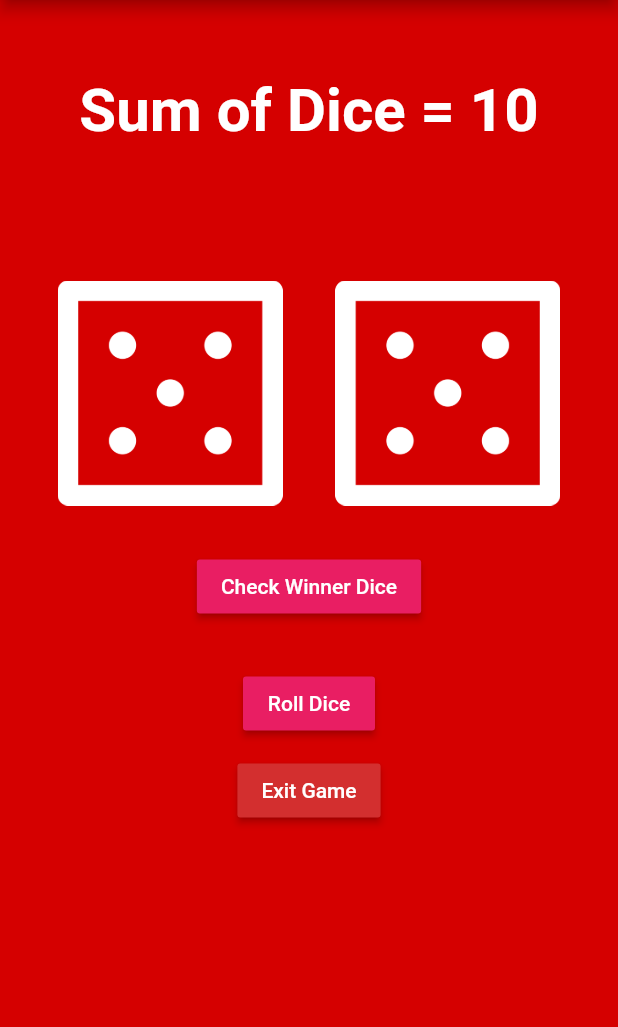
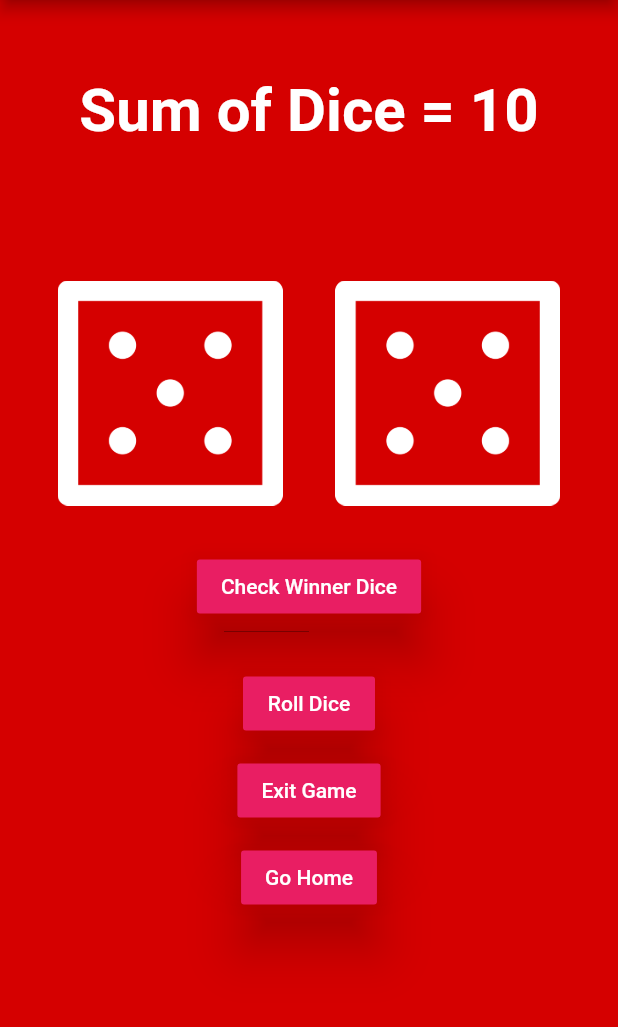
Before and after one commit to gohardhuddi/Sp17_BCS_019, a Flutter app: the screen it shows after launch, after a tap on "Simple Mode", on a phone screen of 412 x 824 dp, the part 84-1111 px from its top. Run offline on Flutter 3.47's test engine with Material 2 defaults, Android fonts, the phone set to English and light mode, and no system bars.

Commit message:
addition of home  button and color cahge in apps

```diff
--- a/lib/homepage.dart
+++ b/lib/homepage.dart
@@ -21,6 +21,7 @@ class _homepageState extends State<homepage> {
               children: [
                 RaisedButton(
                   color: Colors.pink,
+                  elevation: 15.0,
                   onPressed: () {
                     Navigator.push(
                       context,
@@ -39,6 +40,7 @@ class _homepageState extends State<homepage> {
                   height: 30.0,
                 ),
                 RaisedButton(
+                  elevation: 15.0,
                   child: Text(
                     "Hard Mode",
                     style: TextStyle(
@@ -51,6 +53,7 @@ class _homepageState extends State<homepage> {
                   height: 30.0,
                 ),
                 RaisedButton(
+                  elevation: 15.0,
                   color: Color(0xFFD32F2F),
                   onPressed: () {
                     exit(0);
--- a/lib/simplemode.dart
+++ b/lib/simplemode.dart
@@ -174,7 +174,6 @@ class _DicepageState extends State<Dicepage> {
                   ),
                 ),
               ),
-
               SizedBox(
                 height: 30.0,
               ),
@@ -193,43 +192,59 @@ class _DicepageState extends State<Dicepage> {
                   ),
                 ],
               ),
-
               Padding(
                 padding: const EdgeInsets.only(top: 30),
                 child: RaisedButton(
+                  elevation: 15.0,
                   color: Colors.pink,
-                  child: Text('Check Winner Dice'),
+                  child: Text(
+                    'Check Winner Dice',
+                    style: TextStyle(color: Colors.white),
+                  ),
                   onPressed: () {
                     showAlertDialog(context);
                   },
                 ),
               ),
-
               Padding(
                 padding: const EdgeInsets.only(top: 30),
                 child: RaisedButton(
+                  elevation: 15.0,
                   color: Colors.pink,
                   onPressed: changeImage,
-                  child: Text('Roll Dice'),
+                  child:
+                      Text('Roll Dice', style: TextStyle(color: Colors.white)),
                 ),
               ),
               Padding(
                 padding: const EdgeInsets.only(top: 10),
                 child: RaisedButton(
-                  color: Color(0xFFD32F2F),
+                  color: Colors.pink,
+                  elevation: 15.0,
                   onPressed: () {
                     exit(0);
                   },
-                  child: Text('Exit Game'),
+                  child:
+                      Text('Exit Game', style: TextStyle(color: Colors.white)),
                 ),
               ),
-              //
-              // Padding(
-              //   padding: const EdgeInsets.only(top: 10),
-              //   child: RaisedButton(onPressed: HomeScreen,
-              //     child: Text('Go Home'),
-              //   ),
-              // ),
+              Padding(
+                padding: const EdgeInsets.only(top: 10),
+                child: RaisedButton(
+                  color: Colors.pink,
+                  elevation: 15.0,
+                  onPressed: () {
+                    Navigator.push(
+                      context,
+                      MaterialPageRoute(builder: (context) => homepage()),
+                    );
+                  },
+                  child: Text(
+                    'Go Home',
+                    style: TextStyle(color: Colors.white),
+                  ),
+                ),
+              ),
             ],
           ),
         ));
```
Also changed, not shown: lib/ContactUs.dart (+15 -7 lines).
